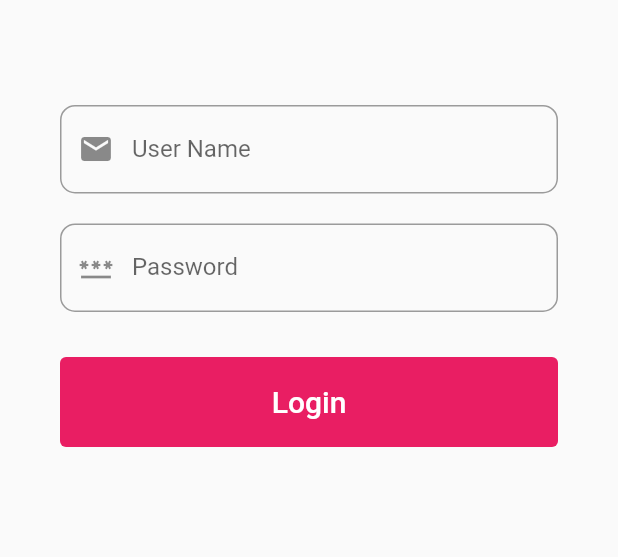
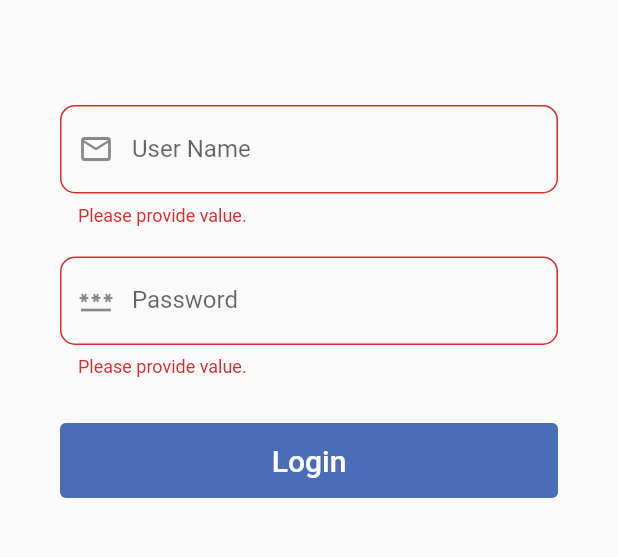
Before and after one commit to muneebahmad0600/beck-booking, a Flutter app: the screen it shows after launch, after a tap on "Login", on a phone screen of 412 x 824 dp, the part 389-946 px from its top. Run offline on Flutter 3.47's test engine with Material 2 defaults, Android fonts, the phone set to English and light mode, and no system bars; our stand-ins replace dio, flutter_dotenv, flutter_secure_storage, get; network calls fail.

Commit message:
splash screen added. user data fetched and store (session based). drawer UI updated. logout button added. App crashes on login after logging out

```diff
--- a/lib/core/common/constants.dart
+++ b/lib/core/common/constants.dart
@@ -5,7 +5,7 @@ class Constant {
   static const USER_EMAIL_KEY = 'email';
   static const PERSON_ID_KEY = 'personId';
   static const AUTH_TOKEN_KEY = 'authToken';
-  static const COOKIE_KEY = 'Abp.TenantId';
+  static const TENANT_COOKIE_KEY = 'Abp.TenantId';
   static const USER_ID_TOKEN_KEY =
       'http://schemas.xmlsoap.org/ws/2005/05/identity/claims/nameidentifier';
 }
--- a/lib/core/common/style.dart
+++ b/lib/core/common/style.dart
@@ -15,6 +15,6 @@ class Height {
 ButtonStyle btnStyle() {
   return ButtonStyle(
     foregroundColor: MaterialStateProperty.all<Color>(whiteColor),
-    backgroundColor: MaterialStateProperty.all<Color>(primaryColor),
+    backgroundColor: MaterialStateProperty.all<Color>(blueColor),
   );
 }
--- a/lib/features/login/controller/login_controller.dart
+++ b/lib/features/login/controller/auth_controller.dart
@@ -1,3 +1,6 @@
+import 'dart:developer';
+
+import 'package:beck_booking/core/models/login/session.dart';
 import 'package:beck_booking/core/models/response/base_response.dart';
 import 'package:get/get.dart';
 
@@ -9,11 +12,10 @@ import '../../../core/widgets/dialog.dart';
 import '../../../services/auth/auth_service.dart';
 import '../../../services/secure_storage/storage_user.dart';
 
-class LoginController extends GetxController {
+class AuthController extends GetxController {
+  Session? session;
   final secureStorage = StorageUser();
   final _authService = Get.find<AuthService>();
-
-  var loginInput = LoginInput();
 
   void isTenantAvailable() async {
     try {
@@ -24,34 +26,58 @@ class LoginController extends GetxController {
         return;
       }
       TenantResult tanent = TenantResult.fromJson(response.result);
-      secureStorage.writeUserStorage(
-          Constant.COOKIE_KEY, tanent.tenantId!.toString());
+      secureStorage.save(
+          Constant.TENANT_COOKIE_KEY, tanent.tenantId!.toString());
     } on Exception {
       displaySnackbar('Error!', 'Error fetching tenant');
     }
   }
 
-  void login(String userName, String password) async {
+  Future<bool> login(String userName, String password) async {
     if (userName == "" || password == "") {
-      return;
+      return false;
     }
     try {
+      var loginInput = LoginInput();
       loginInput.password = password;
       loginInput.userName = userName;
       BaseResponse response = await _authService.login(loginInput);
       if (!response.success!) {
         displaySnackbar('Something went wrong', 'please try again');
-        return;
+        return false;
       }
       LoginResult loginData = LoginResult.fromJson(response.result);
       if (loginData.userId == 0) {
         displaySnackbar('Invalid Credentials', 'Invalid username and password');
+        return false;
+      }
+      await secureStorage.saveUserData(loginData);
+      getSessionDataForUser();
+      return true;
+    } on Exception {
+      displaySnackbar('Error In SignIn', 'Error in SignIn');
+      return false;
+    }
+  }
+
+  void getSessionDataForUser() async {
+    log("getting user data");
+    try {
+      BaseResponse response = await _authService.getSessionDataForUser();
+      if (!response.success!) {
+        displaySnackbar(
+            'Invalid Tenant', 'The tenant provided is not available.');
         return;
       }
-      secureStorage.writeUserInformationToStorage(loginData);
-      Get.offAllNamed('/main');
+      session = Session.fromJson(response.result);
+      update();
     } on Exception {
-      displaySnackbar('Error In SignIn', 'Error in SignIn');
+      displaySnackbar('Error!', 'Error fetching tenant');
     }
   }
+
+  void logout() async {
+    await secureStorage.clear();
+    Get.offAllNamed("/login");
+  }
 }
--- a/lib/features/login/view/login_screen.dart
+++ b/lib/features/login/view/login_screen.dart
@@ -1,9 +1,11 @@
+import 'dart:async';
+
 import 'package:beck_booking/core/common/style.dart';
 import 'package:flutter/material.dart';
 import 'package:get/get.dart';
 
 import '../../../core/widgets/fields.dart';
-import '../controller/login_controller.dart';
+import '../controller/auth_controller.dart';
 
 class LoginScreen extends StatefulWidget {
   const LoginScreen({Key? key}) : super(key: key);
@@ -13,15 +15,16 @@ class LoginScreen extends StatefulWidget {
 }
 
 class _LoginScreenState extends State<LoginScreen> {
-  final _loginController = Get.find<LoginController>();
-  final loginFormKey = GlobalKey<FormState>();
+  final _controller = Get.find<AuthController>();
+  final _formKey = GlobalKey<FormState>();
   var userNameController = TextEditingController();
   var passwordController = TextEditingController();
+  bool loading = false;
 
   @override
   void initState() {
     super.initState();
-    _loginController.isTenantAvailable();
+    _controller.isTenantAvailable();
   }
 
   @override
@@ -34,18 +37,13 @@ class _LoginScreenState extends State<LoginScreen> {
   @override
   Widget build(BuildContext context) {
     return Scaffold(
-      /*  appBar: AppBar(
-        centerTitle: true,
-        title: const Text('Login', style: TextStyle(fontSize: 20)),
-      ), */
       body: Container(
         alignment: Alignment.center,
         child: Container(
           height: Height.fullHeight(context) / 2,
           padding: const EdgeInsets.only(left: 40, right: 40),
           child: Form(
-            key: loginFormKey,
-            autovalidateMode: AutovalidateMode.onUserInteraction,
+            key: _formKey,
             child: ListView(
               children: [
                 Container(
@@ -57,29 +55,44 @@ class _LoginScreenState extends State<LoginScreen> {
                 ),
                 Container(
                     child: Fields.getTextField(
-                        userNameController, 'User Name', false, Icons.email)),
+                  userNameController,
+                  'User Name',
+                  false,
+                  Icons.email_outlined,
+                )),
                 const SizedBox(
                   height: 20,
                 ),
                 Container(
                     child: Fields.getTextField(
-                        passwordController, 'Password', true, Icons.password)),
+                  passwordController,
+                  'Password',
+                  true,
+                  Icons.password,
+                )),
                 const SizedBox(
                   height: 30,
                 ),
-                SizedBox(
-                  height: 60,
-                  child: TextButton(
-                    style: btnStyle(),
-                    onPressed: () {
-                      _loginController.login(
-                          userNameController.text, passwordController.text);
-                    },
-                    child: const Text(
-                      'Login',
-                      style: TextStyle(fontSize: 20),
+                AnimatedCrossFade(
+                  firstChild: SizedBox(
+                    height: 50,
+                    width: double.infinity,
+                    child: TextButton(
+                      style: btnStyle(),
+                      onPressed: _handleLogin,
+                      child: const Text(
+                        'Login',
+                        style: TextStyle(fontSize: 20),
+                      ),
                     ),
                   ),
+                  secondChild: const Center(
+                    child: CircularProgressIndicator.adaptive(),
+                  ),
+                  crossFadeState: loading
+                      ? CrossFadeState.showSecond
+                      : CrossFadeState.showFirst,
+                  duration: const Duration(milliseconds: 500),
                 ),
               ],
             ),
@@ -88,4 +101,27 @@ class _LoginScreenState extends State<LoginScreen> {
       ),
     );
   }
+
+  void _handleLogin() {
+    if (_formKey.currentState!.validate()) {
+      setState(() {
+        loading = true;
+      });
+      _controller
+          .login(
+        userNameController.text,
+        passwordController.text,
+      )
+          .then((value) {
+        setState(() {
+          loading = false;
+        });
+        if (value) {
+          Timer(const Duration(milliseconds: 700), () {
+            Get.offAllNamed('/main');
+          });
+        }
+      });
+    }
+  }
 }
--- /dev/null
+++ b/lib/features/splash/view/splash_screen.dart
@@ -0,0 +1,29 @@
+import 'dart:async';
+
+import 'package:beck_booking/core/common/color.dart';
+import 'package:flutter/material.dart';
+import 'package:get/get.dart';
+
+class SplashScreen extends StatelessWidget {
+  const SplashScreen({Key? key}) : super(key: key);
+
+  @override
+  Widget build(BuildContext context) {
+    Timer(const Duration(seconds: 2), () {
+      Get.offAllNamed('/login');
+    });
+    return const Scaffold(
+      backgroundColor: primaryColor,
+      body: Center(
+        child: Text(
+          "Beck Booking",
+          style: TextStyle(
+            color: Colors.white,
+            fontSize: 40.0,
+            fontWeight: FontWeight.w600,
+          ),
+        ),
+      ),
+    );
+  }
+}
--- a/lib/bindings.dart
+++ b/lib/global_bindings.dart
@@ -1,6 +1,6 @@
 import 'package:beck_booking/features/booking/controller/booking_controller.dart';
 import 'package:beck_booking/features/groups/controller/group_controller.dart';
-import 'package:beck_booking/features/login/controller/login_controller.dart';
+import 'package:beck_booking/features/login/controller/auth_controller.dart';
 import 'package:beck_booking/features/main/controller/main_controller.dart';
 import 'package:beck_booking/services/auth/auth_service.dart';
 import 'package:beck_booking/services/booking/booking_service.dart';
@@ -10,7 +10,7 @@ import 'package:get/get.dart';
 class GlobalBindings extends Bindings {
   @override
   void dependencies() {
-    Get.lazyPut(() => LoginController());
+    Get.lazyPut(() => AuthController());
     Get.lazyPut(() => AuthService());
     Get.lazyPut(() => MainController());
     Get.lazyPut(() => BookingController());
--- a/lib/main.dart
+++ b/lib/main.dart
@@ -1,12 +1,12 @@
-import 'package:beck_booking/features/booking/view/bookings_screen.dart';
-import 'package:beck_booking/features/groups/view/group_screen.dart';
+import 'package:beck_booking/core/common/color.dart';
 import 'package:beck_booking/features/main/view/main_screen.dart';
+import 'package:beck_booking/features/splash/view/splash_screen.dart';
 import 'package:flutter/material.dart';
 import 'package:flutter_dotenv/flutter_dotenv.dart';
 import 'package:flutter_secure_storage/flutter_secure_storage.dart';
 import 'package:get/get.dart';
 
-import 'bindings.dart';
+import 'global_bindings.dart';
 import 'features/login/view/login_screen.dart';
 
 const FlutterSecureStorage storage = FlutterSecureStorage();
@@ -26,12 +26,18 @@ class MyApp extends StatelessWidget {
     return GetMaterialApp(
       title: 'Beck Bookings',
       theme: ThemeData(
-        primarySwatch: Colors.blue,
-        visualDensity: VisualDensity.adaptivePlatformDensity,
-      ),
+          primarySwatch: Colors.blue,
+          visualDensity: VisualDensity.adaptivePlatformDensity,
+          appBarTheme: const AppBarTheme(
+            backgroundColor: primaryColor,
+          )),
       debugShowCheckedModeBanner: false,
-      initialRoute: '/login',
+      initialRoute: '/splash',
       getPages: [
+        GetPage(
+          name: '/splash',
+          page: () => const SplashScreen(),
+        ),
         GetPage(
           name: '/login',
           page: () => const LoginScreen(),
@@ -40,14 +46,6 @@ class MyApp extends StatelessWidget {
           name: '/main',
           page: () => const MainScreen(),
         ),
-        GetPage(
-          name: '/bookings',
-          page: () => const BookingsScreen(),
-        ),
-        GetPage(
-          name: '/groups',
-          page: () => const GroupScreen(),
-        ),
       ],
     );
   }
--- a/lib/services/auth/auth_service_base.dart
+++ b/lib/services/auth/auth_service_base.dart
@@ -4,4 +4,5 @@ import '../../core/models/response/base_response.dart';
 abstract class AuthServiceBase {
   Future<BaseResponse> isTanentAvailable();
   Future<BaseResponse> login(LoginInput input);
+  Future<BaseResponse> getSessionDataForUser();
 }
--- a/lib/services/http/http_service.dart
+++ b/lib/services/http/http_service.dart
@@ -32,8 +32,8 @@ class HttpService implements HttpServiceBase {
       response = await _dio.get(requestUrl,
           queryParameters: params,
           options: Options(headers: {
-            Constant.COOKIE_KEY:
-                await StorageUser().readUserStorage(Constant.COOKIE_KEY)
+            Constant.TENANT_COOKIE_KEY:
+                await StorageUser().read(Constant.TENANT_COOKIE_KEY)
           }));
     } on DioError catch (e) {
       // ignore: avoid_print
@@ -52,8 +52,8 @@ class HttpService implements HttpServiceBase {
       response = await _dio.post(requestUrl,
           data: body,
           options: Options(headers: {
-            Constant.COOKIE_KEY:
-                await StorageUser().readUserStorage(Constant.COOKIE_KEY)
+            Constant.TENANT_COOKIE_KEY:
+                await StorageUser().read(Constant.TENANT_COOKIE_KEY)
           }));
     } on DioError catch (e) {
       // ignore: avoid_print
--- a/lib/services/secure_storage/storage_user.dart
+++ b/lib/services/secure_storage/storage_user.dart
@@ -6,31 +6,32 @@ import '../../core/models/login/login_result.dart';
 class StorageUser {
   final FlutterSecureStorage storage = const FlutterSecureStorage();
 
-  void writeUserInformationToStorage(LoginResult data) {
-    storage.write(key: Constant.USER_ID_KEY, value: data.userId.toString());
+  Future saveUserData(LoginResult data) async {
+    await storage.write(
+        key: Constant.USER_ID_KEY, value: data.userId.toString());
     // storage.write(key: Constant.USER_EMAIL_KEY, value: result.email);
     // storage.write(
     //     key: Constant.PERSON_ID_KEY, value: result.personId.toString());
-    storage.write(key: Constant.AUTH_TOKEN_KEY, value: data.accessToken);
+    await storage.write(key: Constant.AUTH_TOKEN_KEY, value: data.accessToken);
   }
 
-  Future writeUserStorage(String key, String value) async {
+  Future save(String key, String value) async {
     return await storage.write(key: key, value: value);
   }
 
-  Future<String?> readUserStorage(String key) async {
+  Future<String?> read(String key) async {
     return await storage.read(key: key);
   }
 
-  Future<Map<String, String>> readAllUserStorage() async {
+  Future<Map<String, String>> readAll() async {
     return await storage.readAll();
   }
 
-  Future<void> removeUserStorage(String key) async {
+  Future<void> remove(String key) async {
     return await storage.delete(key: key);
   }
 
-  Future<void> removeAllUserStorage() async {
+  Future<void> clear() async {
     await storage.deleteAll();
   }
 }
```
Also changed, not shown: lib/core/common/color.dart (+6 -6 lines), lib/core/models/login/session.dart (added, +161 -0 lines), lib/features/booking/binding/booking_binding.dart (deleted, +0 -11 lines), lib/features/groups/binding/group_binding.dart (deleted, +0 -11 lines), lib/features/login/binding/login_binding.dart (deleted, +0 -12 lines), lib/features/main/binding/main_binding.dart (deleted, +0 -9 lines), lib/features/main/view/main_screen.dart (+76 -16 lines), lib/services/auth/auth_service.dart (+27 -14 lines).
